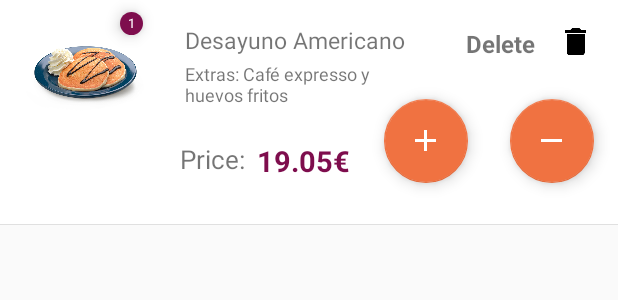
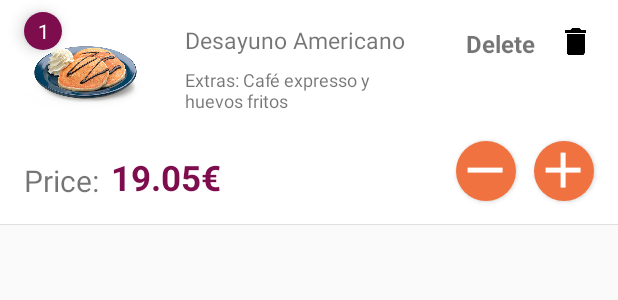
Before and after one commit to SergioLizana/LetsEat, an Android app: the layout cart_list_content.xml on its own in the app's theme, with its tools: preview values and no code run, on a phone screen of 412 x 824 dp. Shown: the top 300 px of the screen. Run offline under Robolectric (Android 15) with nearby library versions, the phone set to English and light mode, and no system bars.

Commit message:
Add design cart view

```diff
--- a/app/src/main/java/ikigaiworks/letseat/app/BaseActivity.java
+++ b/app/src/main/java/ikigaiworks/letseat/app/BaseActivity.java
@@ -51,6 +51,10 @@ public class BaseActivity extends AppCompatActivity implements NavigationView.On
         toggle.syncState();
         navigationView.setNavigationItemSelectedListener(this);
         return drawer;
+    }
+
+    public void replaceToArrow(){
+        getSupportActionBar().setDisplayHomeAsUpEnabled(true);
     }
 
     public void setToolbarTitle(String title){
--- a/app/src/main/java/ikigaiworks/letseat/model/ProductToCart.java
+++ b/app/src/main/java/ikigaiworks/letseat/model/ProductToCart.java
@@ -118,7 +118,10 @@ public class ProductToCart implements Parcelable {
     @Override
     public boolean equals(Object obj) {
         if (obj instanceof ProductToCart){
-            if(this.getReference().equals(((ProductToCart)obj).getReference())&& this.extra.equals(((ProductToCart)obj).getExtra())) {
+
+            if(this.getCartId() == ((ProductToCart)obj).getCartId() ||
+                    this.getReference().equals(((ProductToCart)obj).getReference())&&
+                            this.extra.equals(((ProductToCart)obj).getExtra())) {
                 return true;
             }else{
                 return false;
--- a/app/src/main/java/ikigaiworks/letseat/ui/view/activities/CartActivity.java
+++ b/app/src/main/java/ikigaiworks/letseat/ui/view/activities/CartActivity.java
@@ -20,7 +20,7 @@ public class CartActivity  extends BaseActivity {
 
     @AfterViews
     void init(){
-        addNavigationDrawer();
+        addToolbar();
         setToolbarTitle("Cart");
         setToolbarBackgroundColor(R.color.colorPrimary);
         if (findViewById(R.id.content_activity_cart) != null) {
--- a/app/src/main/java/ikigaiworks/letseat/ui/view/adapters/CartAdapter.java
+++ b/app/src/main/java/ikigaiworks/letseat/ui/view/adapters/CartAdapter.java
@@ -68,7 +68,7 @@ public class CartAdapter extends RecyclerView.Adapter<CartAdapter.ViewHolder> {
         data.add(position,item);
     }
 
-    public void updateItem(ArrayList<ProductToCart> data){
+    public void updateItems(ArrayList<ProductToCart> data){
         this.data = data;
         notifyDataSetChanged();
     }
--- /dev/null
+++ b/app/src/main/res/drawable/circle_image_add.xml
@@ -0,0 +1,14 @@
+<?xml version="1.0" encoding="utf-8"?>
+<layer-list xmlns:android="http://schemas.android.com/apk/res/android" >
+    <item>
+        <shape xmlns:android="http://schemas.android.com/apk/res/android"
+            android:shape="oval">
+            <solid
+                android:color="@color/soft_orange" />
+            <size android:width="40dp" android:height="40dp" />
+        </shape>
+    </item>
+    <item android:drawable="@drawable/ic_add_white_24dp" />
+
+
+</layer-list>
--- /dev/null
+++ b/app/src/main/res/drawable/circle_image_remove.xml
@@ -0,0 +1,14 @@
+<?xml version="1.0" encoding="utf-8"?>
+<layer-list xmlns:android="http://schemas.android.com/apk/res/android" >
+
+    <item>
+        <shape xmlns:android="http://schemas.android.com/apk/res/android"
+            android:shape="oval">
+            <solid
+                android:color="@color/soft_orange" />
+            <size android:width="40dp" android:height="40dp" />
+        </shape>
+    </item>
+    <item android:drawable="@drawable/ic_remove_white_24dp" />
+
+</layer-list>
--- a/app/src/main/res/layout/cart_list_content.xml
+++ b/app/src/main/res/layout/cart_list_content.xml
@@ -59,26 +59,26 @@
             android:layout_width="150dp"
             android:layout_height="wrap_content"
             android:layout_marginEnd="8dp"
-            android:layout_marginStart="0dp"
+            android:layout_marginTop="4dp"
             android:autoSizeTextType="uniform"
-            bind:text="@{producto.extra}"
+            android:textSize="12sp"
             android:visibility="@{producto}"
-            android:textSize="12sp"
             app:layout_constraintEnd_toEndOf="parent"
             app:layout_constraintHorizontal_bias="0.0"
             app:layout_constraintStart_toStartOf="@+id/product_name"
             app:layout_constraintTop_toBottomOf="@+id/product_name"
+            bind:text="@{producto.extra}"
             tools:text="Extras: Café expresso y huevos fritos" />
 
         <TextView
             android:id="@+id/textView2"
             android:layout_width="wrap_content"
             android:layout_height="wrap_content"
-            android:layout_marginBottom="32dp"
-            android:layout_marginStart="120dp"
+            android:layout_marginBottom="16dp"
+            android:layout_marginStart="16dp"
             android:autoSizeTextType="uniform"
             android:text="Price: "
-            android:textSize="17sp"
+            android:textSize="20sp"
             app:layout_constraintBottom_toBottomOf="parent"
             app:layout_constraintStart_toStartOf="parent"
             tools:text="Price:" />
@@ -87,11 +87,11 @@
             android:id="@+id/product_prize"
             android:layout_width="wrap_content"
             android:layout_height="wrap_content"
-            android:layout_marginBottom="30dp"
+            android:layout_marginBottom="16dp"
             android:layout_marginStart="8dp"
             android:text="@{String.valueOf(safeUnbox(producto.price))}"
             android:textColor="@color/colorPrimary"
-            android:textSize="19sp"
+            android:textSize="23sp"
             android:textStyle="bold"
             app:layout_constraintBottom_toBottomOf="parent"
             app:layout_constraintStart_toEndOf="@+id/textView2"
@@ -126,62 +126,50 @@
 
         </LinearLayout>
 
-        <TextView
-            android:id="@+id/quantity"
-            android:layout_width="wrap_content"
-            android:layout_height="wrap_content"
+        <Button
+            android:id="@+id/AddProductAmount"
+            android:layout_width="40dp"
+            android:layout_height="40dp"
             android:layout_marginBottom="8dp"
-            android:layout_marginEnd="32dp"
-            android:layout_marginTop="92dp"
-            android:text="@{String.valueOf(safeUnbox(producto.quantity))}"
+            android:layout_marginEnd="16dp"
+            android:layout_marginTop="8dp"
+            android:background="@drawable/circle_image_add"
+            android:onClick="@{() -> fragment_cart.addToQuantity(producto)}"
             app:layout_constraintBottom_toBottomOf="parent"
             app:layout_constraintEnd_toEndOf="parent"
             app:layout_constraintTop_toTopOf="parent"
-            app:layout_constraintVertical_bias="0.096" />
+            app:layout_constraintVertical_bias="0.914" />
 
-        <android.support.design.widget.FloatingActionButton
-            android:id="@+id/AddProductAmount"
-            android:layout_width="wrap_content"
-            android:layout_height="wrap_content"
+        <Button
+            android:id="@+id/removeProductAmount"
+            android:layout_width="40dp"
+            android:layout_height="40dp"
             android:layout_marginBottom="8dp"
-            android:layout_marginEnd="28dp"
+            android:layout_marginEnd="12dp"
             android:layout_marginTop="8dp"
-            android:clickable="true"
+            android:background="@drawable/circle_image_remove"
+            android:onClick="@{() -> fragment_cart.removeFromQuantity(producto)}"
             app:layout_constraintBottom_toBottomOf="parent"
-            app:layout_constraintEnd_toStartOf="@+id/removeProductAmount"
+            app:layout_constraintEnd_toStartOf="@+id/AddProductAmount"
             app:layout_constraintTop_toTopOf="parent"
-            app:layout_constraintVertical_bias="0.744"
-            app:srcCompat="@drawable/ic_add_white_24dp" />
-
-        <android.support.design.widget.FloatingActionButton
-            android:id="@+id/removeProductAmount"
-            android:layout_width="wrap_content"
-            android:layout_height="wrap_content"
-            android:layout_marginBottom="8dp"
-            android:layout_marginEnd="16dp"
-            android:layout_marginTop="8dp"
-            android:clickable="true"
-            app:layout_constraintBottom_toBottomOf="parent"
-            app:layout_constraintEnd_toEndOf="parent"
-            app:layout_constraintTop_toTopOf="parent"
-            app:layout_constraintVertical_bias="0.744"
-            app:srcCompat="@drawable/ic_remove_white_24dp" />
+            app:layout_constraintVertical_bias="0.914" />
 
         <TextView
-            android:id="@+id/textView3"
-            android:layout_width="15dp"
-            android:layout_height="15dp"
-            android:layout_marginStart="80dp"
+            android:id="@+id/quantity"
+            android:layout_width="25dp"
+            android:layout_height="25dp"
+            android:layout_marginStart="16dp"
             android:layout_marginTop="8dp"
             android:background="@drawable/circle"
             android:elevation="6dp"
-            android:paddingTop="1dp"
-            android:text="1"
+            android:paddingTop="3dp"
+            android:text="@{String.valueOf(safeUnbox(producto.quantity))}"
             android:textAlignment="center"
             android:textColor="@android:color/white"
-            android:textSize="4pt"
+            android:textSize="6pt"
             app:layout_constraintStart_toStartOf="parent"
-            app:layout_constraintTop_toTopOf="parent" />
+            app:layout_constraintTop_toTopOf="parent"
+            tools:text="1" />
 
     </android.support.constraint.ConstraintLayout>
 
--- a/app/src/main/res/layout/fragment_login.xml
+++ b/app/src/main/res/layout/fragment_login.xml
@@ -91,7 +91,7 @@
         android:layout_width="190dp"
         android:layout_height="wrap_content"
         android:text="GO!"
-        android:background="@drawable/gradient"
+        android:background="@drawable/gradient_circle"
         android:textStyle="bold"
         android:textColor="#FFF"
         android:textSize="20dp"
--- a/app/src/main/res/layout/fragment_registro.xml
+++ b/app/src/main/res/layout/fragment_registro.xml
@@ -109,7 +109,7 @@
         android:layout_width="190dp"
         android:layout_height="wrap_content"
         android:text="@string/action_sign_in"
-        android:background="@drawable/gradient"
+        android:background="@drawable/gradient_circle"
         android:textStyle="bold"
         android:textColor="#FFF"
         android:textSize="20dp"
--- a/app/src/main/res/layout/product_detail.xml
+++ b/app/src/main/res/layout/product_detail.xml
@@ -138,7 +138,7 @@
             android:layout_marginEnd="8dp"
             android:layout_marginStart="8dp"
             android:layout_marginTop="8dp"
-            android:background="@drawable/gradient"
+            android:background="@drawable/gradient_circle"
             android:text="Add to cart"
             android:textColor="#FFF"
             android:textSize="16dp"
```
Also changed, not shown: app/src/main/java/ikigaiworks/letseat/ui/view/fragments/cart/FragmentCartList.java (+15 -0 lines), app/src/main/java/ikigaiworks/letseat/utils/CommonUtils.java (+24 -0 lines), app/src/main/res/drawable-hdpi/gradient_rectangle.xml (added, +9 -0 lines), app/src/main/res/drawable/rounded_button_background.xml (added, +19 -0 lines), app/src/main/res/layout/activity_cart.xml (+5 -15 lines), app/src/main/res/layout/fragment_cart_list.xml (+6 -1 lines), app/src/main/res/drawable/gradient_circle.xml (renamed from app/src/main/res/drawable/gradient.xml).
